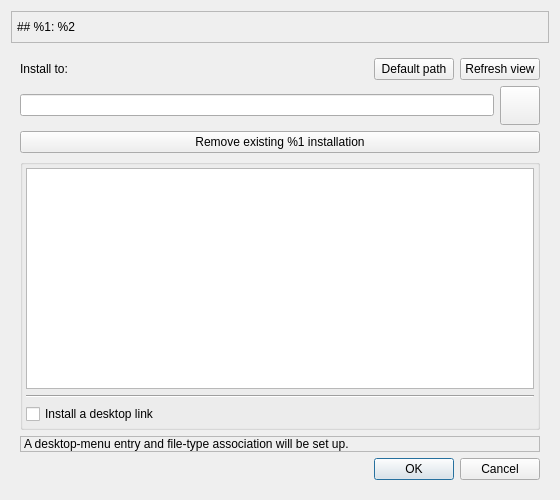
Before: the Qt Designer form AppInstaller/installer/installer.ui in gradgrind/fetinstaller, drawn with Qt 5.
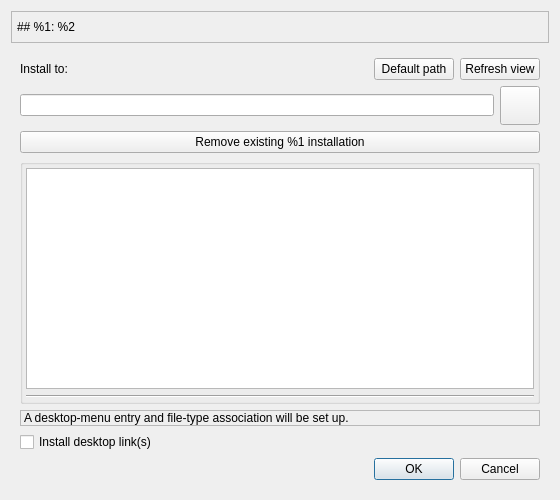
After: the same form once the commit is applied. Icons and pictures are not drawn.

What changed in the file:
```diff
--- a/AppInstaller/installer/installer.ui
+++ b/AppInstaller/installer/installer.ui
@@ -360,16 +360,6 @@
             </property>
            </widget>
           </item>
-          <item>
-           <widget class="QCheckBox" name="installDesktopLink">
-            <property name="styleSheet">
-             <string notr="true"/>
-            </property>
-            <property name="text">
-             <string>Install a desktop link</string>
-            </property>
-           </widget>
-          </item>
          </layout>
         </widget>
        </item>
@@ -398,6 +388,13 @@
          </property>
         </widget>
        </item>
+       <item>
+        <widget class="QCheckBox" name="installDesktopLink">
+         <property name="text">
+          <string>Install desktop link(s)</string>
+         </property>
+        </widget>
+       </item>
        <item>
         <widget class="QDialogButtonBox" name="buttonBox_2">
          <property name="standardButtons">
```
Left out of the diff: 2 changed lines with no effect on the pictures.
